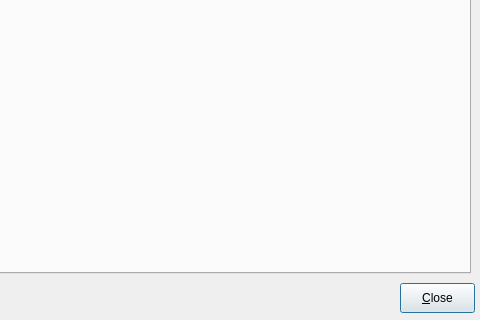
Before: the Qt Designer form trunk/ui/aboutfrm.ui in BackupTheBerlios/first4-svn, drawn with Qt 5; both pictures show x 170 to 650 and y 127 to 447 of the 650 by 447 pixel window.
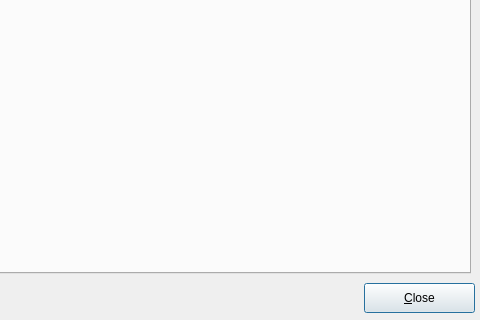
After: the same form once the commit is applied. Icons and pictures are not drawn.

```diff
--- a/trunk/ui/aboutfrm.ui
+++ b/trunk/ui/aboutfrm.ui
@@ -18,9 +18,9 @@
   <widget class="QPushButton" name="okButton" >
    <property name="geometry" >
     <rect>
-     <x>570</x>
+     <x>534</x>
      <y>410</y>
-     <width>75</width>
+     <width>111</width>
      <height>30</height>
     </rect>
    </property>
```
Left out of the diff: 2 changed lines with no effect on the pictures.
